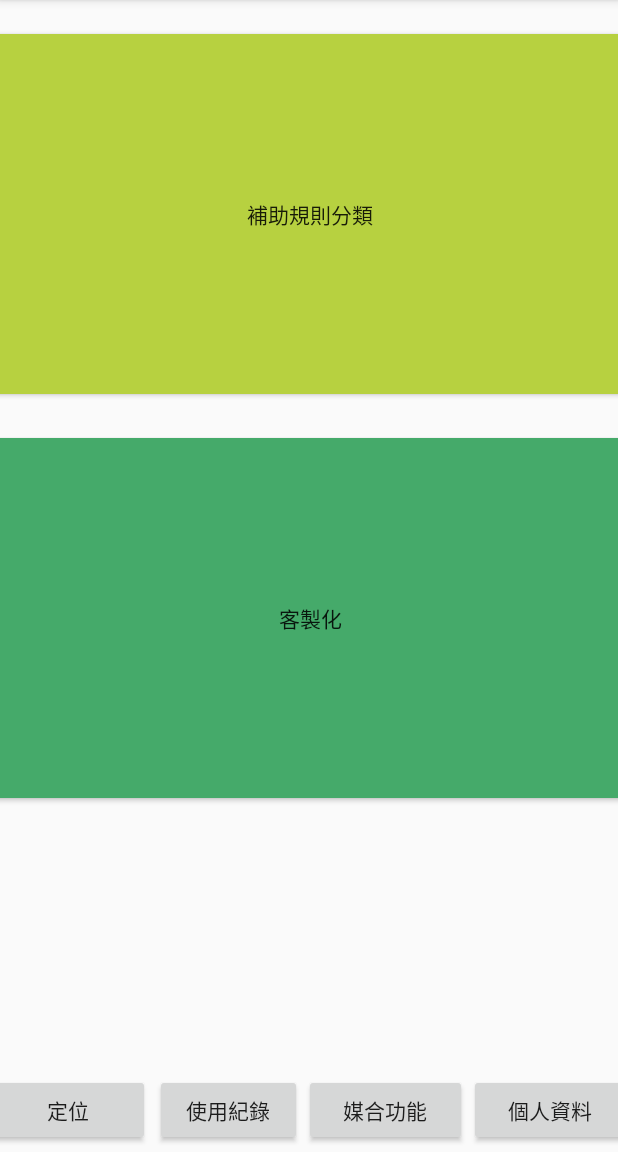
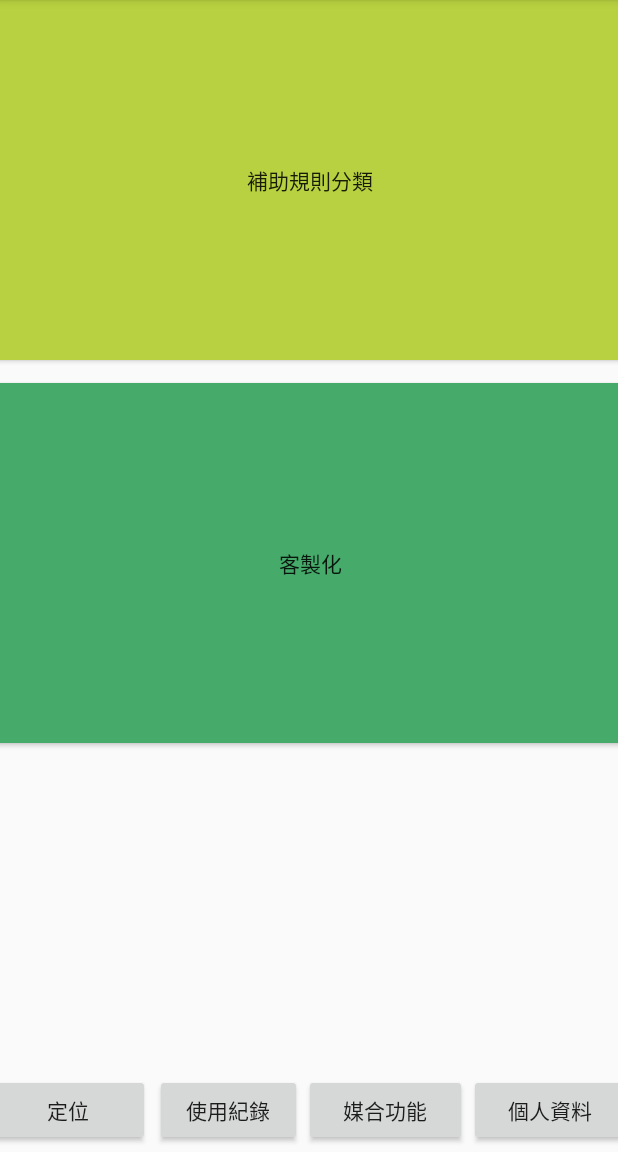
Before and after one commit to peter-kong/-APP, an Android app: the Menu screen opened directly, with no data from a screen before it, on a phone screen of 412 x 824 dp, the part 84-1236 px from its top. Run offline under Robolectric (Android 15) with nearby library versions, the phone set to English and light mode, and no system bars.

```diff
--- a/Thematic/app/src/main/res/layout/activity_menu.xml
+++ b/Thematic/app/src/main/res/layout/activity_menu.xml
@@ -10,21 +10,19 @@
         android:id="@+id/客製化"
         android:layout_width="431dp"
         android:layout_height="240dp"
-        android:layout_marginBottom="184dp"
+        android:layout_marginTop="15dp"
         android:background="#45AA6A"
         android:text="@string/客製化"
-        app:layout_constraintBottom_toTopOf="@+id/定位"
         app:layout_constraintEnd_toEndOf="parent"
-        app:layout_constraintStart_toStartOf="parent" />
+        app:layout_constraintStart_toStartOf="parent"
+        app:layout_constraintTop_toBottomOf="@+id/補助規則分類" />
 
     <Button
         android:id="@+id/補助規則分類"
         android:layout_width="431dp"
         android:layout_height="240dp"
-        android:layout_marginBottom="7dp"
         android:background="#B7D140"
         android:text="@string/補助規則分類"
-        app:layout_constraintBottom_toTopOf="@+id/客製化"
         app:layout_constraintEnd_toEndOf="parent"
         app:layout_constraintStart_toStartOf="parent"
         app:layout_constraintTop_toTopOf="parent" />
@@ -33,6 +31,8 @@
         android:id="@+id/定位"
         android:layout_width="108.5dp"
         android:layout_height="wrap_content"
+        android:layout_marginStart="1dp"
+        android:layout_marginLeft="1dp"
         android:layout_marginBottom="4dp"
         android:text="@string/定位"
         app:layout_constraintBottom_toBottomOf="parent"
@@ -45,14 +45,11 @@
         android:layout_height="48dp"
         android:layout_marginStart="4dp"
         android:layout_marginLeft="4dp"
-        android:layout_marginTop="184dp"
         android:layout_marginBottom="4dp"
         android:text="@string/使用紀錄"
         app:layout_constraintBottom_toBottomOf="parent"
         app:layout_constraintEnd_toStartOf="@+id/媒合功能"
-        app:layout_constraintStart_toEndOf="@+id/定位"
-        app:layout_constraintTop_toBottomOf="@+id/客製化"
-        app:layout_constraintVertical_bias="0.0" />
+        app:layout_constraintStart_toEndOf="@+id/定位" />
 
     <Button
         android:id="@+id/媒合功能"
@@ -60,13 +57,11 @@
         android:layout_height="wrap_content"
         android:layout_marginStart="1dp"
         android:layout_marginLeft="1dp"
-        android:layout_marginTop="184dp"
         android:layout_marginBottom="4dp"
         android:text="@string/媒合功能"
         app:layout_constraintBottom_toBottomOf="parent"
         app:layout_constraintEnd_toStartOf="@+id/個人資料"
-        app:layout_constraintStart_toEndOf="@+id/使用紀錄"
-        app:layout_constraintTop_toBottomOf="@+id/客製化" />
+        app:layout_constraintStart_toEndOf="@+id/使用紀錄" />
 
     <Button
         android:id="@+id/個人資料"
@@ -74,12 +69,12 @@
         android:layout_height="wrap_content"
         android:layout_marginStart="1dp"
         android:layout_marginLeft="1dp"
-        android:layout_marginTop="184dp"
+        android:layout_marginEnd="1dp"
+        android:layout_marginRight="1dp"
         android:layout_marginBottom="4dp"
         android:text="@string/個人資料"
         app:layout_constraintBottom_toBottomOf="parent"
         app:layout_constraintEnd_toEndOf="parent"
-        app:layout_constraintStart_toEndOf="@+id/媒合功能"
-        app:layout_constraintTop_toBottomOf="@+id/客製化" />
+        app:layout_constraintStart_toEndOf="@+id/媒合功能" />
 
 </androidx.constraintlayout.widget.ConstraintLayout>
```
Also changed, not shown: Thematic/app/src/main/res/layout/activity_main.xml (+4 -10 lines).
